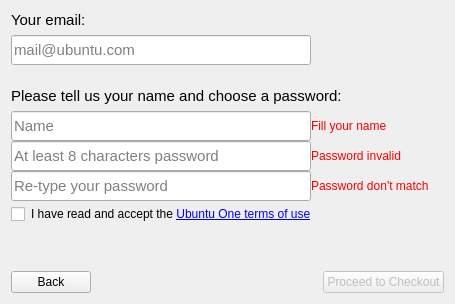
Old version of the form music-login/registerform.ui in the repository ubports/ubuntuone-credentials.
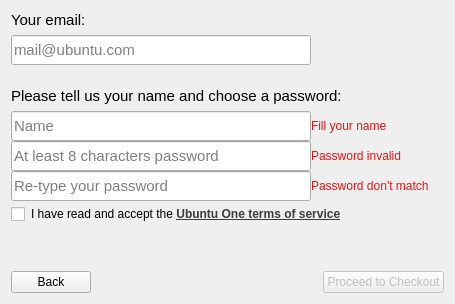
New version of the form.

Commit message: fixing design issues

Diff of the .ui file:
```diff
--- a/music-login/registerform.ui
+++ b/music-login/registerform.ui
@@ -137,7 +137,7 @@
           </font>
          </property>
          <property name="text">
-          <string>&lt;html&gt;&lt;head/&gt;&lt;body&gt;&lt;p&gt;&lt;span style=&quot; color:#ff0000;&quot;&gt;Fill your name&lt;/span&gt;&lt;/p&gt;&lt;/body&gt;&lt;/html&gt;</string>
+          <string>&lt;html&gt;&lt;head/&gt;&lt;body&gt;&lt;p&gt;&lt;span style=&quot; color:#eb1313;&quot;&gt;Fill your name&lt;/span&gt;&lt;/p&gt;&lt;/body&gt;&lt;/html&gt;</string>
          </property>
         </widget>
        </item>
@@ -194,7 +194,7 @@
           </font>
          </property>
          <property name="text">
-          <string>&lt;html&gt;&lt;head/&gt;&lt;body&gt;&lt;p&gt;&lt;span style=&quot; color:#ff0000;&quot;&gt;Password invalid&lt;/span&gt;&lt;/p&gt;&lt;/body&gt;&lt;/html&gt;</string>
+          <string>&lt;html&gt;&lt;head/&gt;&lt;body&gt;&lt;p&gt;&lt;span style=&quot; color:#eb1313;&quot;&gt;Password invalid&lt;/span&gt;&lt;/p&gt;&lt;/body&gt;&lt;/html&gt;</string>
          </property>
         </widget>
        </item>
@@ -251,7 +251,7 @@
           </font>
          </property>
          <property name="text">
-          <string>&lt;html&gt;&lt;head/&gt;&lt;body&gt;&lt;p&gt;&lt;span style=&quot; color:#ff0000;&quot;&gt;Password don't match&lt;/span&gt;&lt;/p&gt;&lt;/body&gt;&lt;/html&gt;</string>
+          <string>&lt;html&gt;&lt;head/&gt;&lt;body&gt;&lt;p&gt;&lt;span style=&quot; color:#eb1313;&quot;&gt;Password don't match&lt;/span&gt;&lt;/p&gt;&lt;/body&gt;&lt;/html&gt;</string>
          </property>
         </widget>
        </item>
@@ -290,7 +290,7 @@
      <item>
       <widget class="QLabel" name="label_3">
        <property name="text">
-        <string>&lt;html&gt;&lt;head/&gt;&lt;body&gt;&lt;p&gt;I have read and accept the &lt;a href=&quot;https://one.ubuntu.com/terms/&quot;&gt;&lt;span style=&quot; text-decoration: underline; color:#0000ff;&quot;&gt;Ubuntu One terms of use&lt;/span&gt;&lt;/a&gt;&lt;/p&gt;&lt;/body&gt;&lt;/html&gt;</string>
+        <string>&lt;html&gt;&lt;head/&gt;&lt;body&gt;&lt;p&gt;I have read and accept the &lt;a href=&quot;https://one.ubuntu.com/terms/&quot;&gt;&lt;span style=&quot; font-weight:600; text-decoration: underline; color:#3c3b37;&quot;&gt;Ubuntu One terms of service&lt;/span&gt;&lt;/a&gt;&lt;/p&gt;&lt;/body&gt;&lt;/html&gt;</string>
        </property>
        <property name="openExternalLinks">
         <bool>true</bool>
```
The commit also changes 6 other files.
